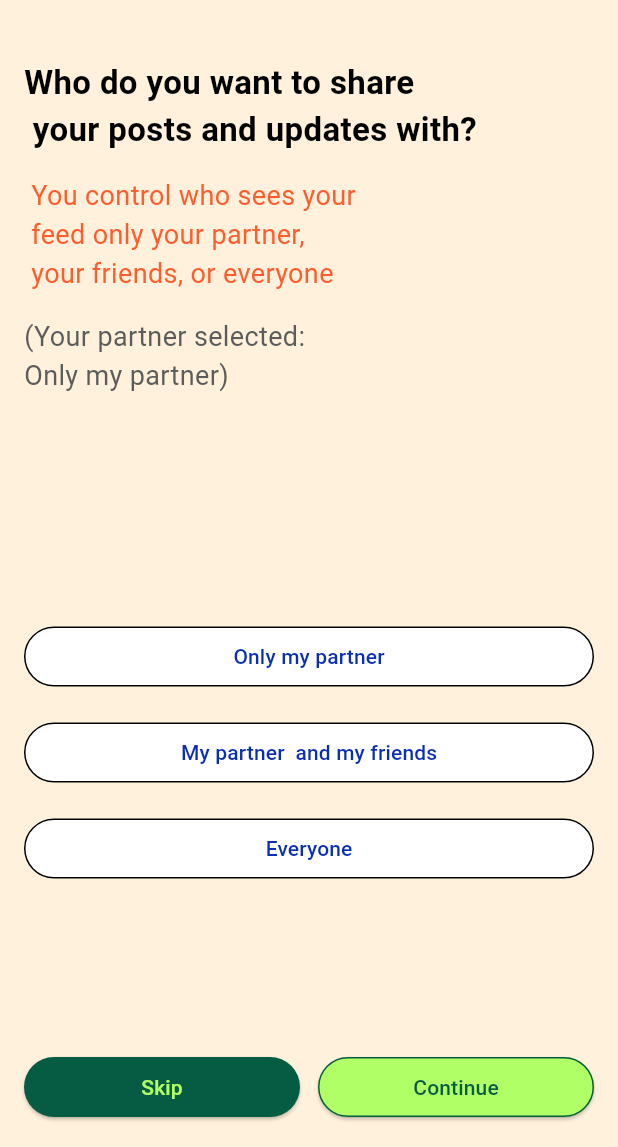
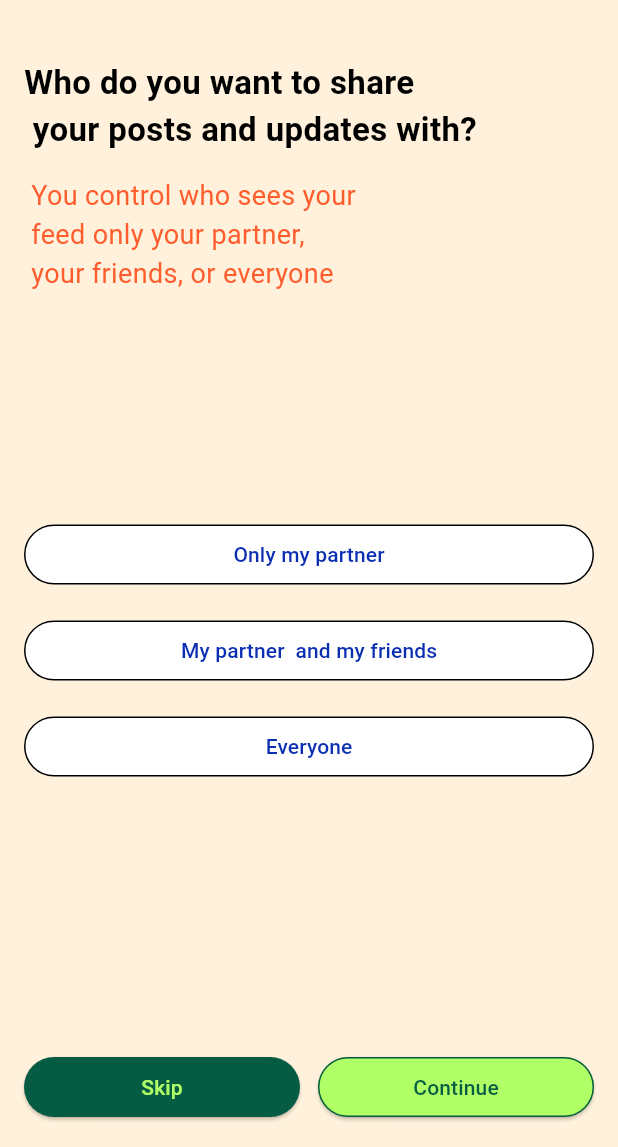
Before and after one commit to dipti12-tech/BrownieApp, a Flutter app: the OnBoardingThird screen opened directly with empty values, on a phone screen of 412 x 824 dp, the part 89-1236 px from its top. Run offline on Flutter 3.47's test engine with Material 3 defaults, Android fonts, the phone set to English and light mode, and no system bars; our stand-ins replace fluttertoast, google_fonts, shared_preferences; accounts and stored records are empty; network calls fail.

Commit message:
1.Back button working now. 2.Email id enter exists autofill email.

```diff
--- a/lib/viewmodels/LoginUserExistsViewModel.dart
+++ b/lib/viewmodels/LoginUserExistsViewModel.dart
@@ -28,7 +28,7 @@ class LoginUserExistsViewModel extends ChangeNotifier {
       }else{
         Navigator.push(
           context,
-          MaterialPageRoute(builder: (context) => LoginScreen()),
+          MaterialPageRoute(builder: (context) => LoginScreen(source: email)),
         );
       }
     } catch (e) {
--- a/lib/views/AccountCreation.dart
+++ b/lib/views/AccountCreation.dart
@@ -6,7 +6,6 @@ import 'package:browniepoints/widgets/CustomDropdownField.dart';
 import 'package:browniepoints/widgets/CustomLabel.dart';
 import 'package:browniepoints/widgets/CustomNumberInputField.dart';
 import 'package:flutter/material.dart';
-import 'package:fluttertoast/fluttertoast.dart';
 import '../models/Partner.dart';
 import '../utils/GeneratePasswdmd5.dart';
 import '../utils/SharedPrefs.dart';
@@ -112,7 +111,9 @@ class _AccountCreationState extends State<AccountCreation> {
                     width: 35,
                     height: 35,
                   ),
-                  onPressed: () {},
+                  onPressed: () {
+                   Navigator.pop(context);
+                  },
                 ),
                 Row(
                   crossAxisAlignment: CrossAxisAlignment.start,
--- a/lib/views/LoginScreenNew.dart
+++ b/lib/views/LoginScreenNew.dart
@@ -1,4 +1,3 @@
-import 'dart:math';
 import 'package:browniepoints/utils/appstring.dart';
 import 'package:browniepoints/utils/colors.dart';
 import 'package:browniepoints/viewmodels/InviteViewModel.dart';
--- a/lib/views/OnBoardingFour.dart
+++ b/lib/views/OnBoardingFour.dart
@@ -46,7 +46,9 @@ class _OnBoardingFourState extends State<OnBoardingFour> {
                       width: 35,
                       height: 35,
                     ),
-                    onPressed: () {},
+                    onPressed: () {
+                      Navigator.pop(context);
+                    },
                   ),
 
                   Expanded(
--- a/lib/views/OnBoardingSecond.dart
+++ b/lib/views/OnBoardingSecond.dart
@@ -46,7 +46,10 @@ class _OnBoardingSecondState extends State<OnBoardingSecond> {
                       width: 35,
                       height: 35,
                     ),
-                    onPressed: () {},
+                    onPressed: () {
+                      Navigator.pop(context);
+
+                    },
                   ),
 
                   Expanded(
--- a/lib/views/OnBoardingStart.dart
+++ b/lib/views/OnBoardingStart.dart
@@ -44,7 +44,9 @@ class OnBoardingStart extends  StatefulWidget{
                           width: 35,
                           height: 35,
                         ),
-                        onPressed: () {},
+                        onPressed: () {
+                          Navigator.pop(context);
+                        },
                       ),
 
                     Expanded(
--- a/lib/views/OnBoardingThird.dart
+++ b/lib/views/OnBoardingThird.dart
@@ -48,7 +48,9 @@ class _OnBoardingThirdState extends State<OnBoardingThird> {
                       width: 35,
                       height: 35,
                     ),
-                    onPressed: () {},
+                    onPressed: () {
+                      Navigator.pop(context);
+                    },
                   ),
 
                   Expanded(
@@ -116,15 +118,24 @@ class _OnBoardingThirdState extends State<OnBoardingThird> {
                 ),
               ),
 
-              const SizedBox(height: 16),
-              Text(
-                AppStrings.questionstep6,
-                style: GoogleFonts.roboto(
-                  fontSize: 18,
-                  color: AppColors.emailaddress,
+              const SizedBox(height: 40),
+              Visibility(
+                visible: widget.source == 'invite',
+                child: Column(
+                  crossAxisAlignment: CrossAxisAlignment.start,
+                  children: [
+                    Text(
+                      AppStrings.questionstep6,
+                      style: GoogleFonts.roboto(
+                        fontSize: 18,
+                        color: AppColors.emailaddress,
+                      ),
+                    ),
+                  ],
                 ),
               ),
-              const SizedBox(height: 150),
+              const SizedBox(height: 110),
+
 
               CustomButtonQuestionaries(
                 text: AppStrings.ansonlymypartner,
@@ -185,9 +196,7 @@ class _OnBoardingThirdState extends State<OnBoardingThird> {
                       onPressed: () async {
                         saveSelectedAnswer();
                         if(widget.source=='invite'){
-
                           print("dONT SHOW INVITE SCREEN");
-
                           final signUpRequest =  await SharedPrefs().getSignUpRequest();
                           if (signUpRequest != null) {
                             print("SignUp Request Data:\n${signUpRequest.toJson()}");
--- a/lib/views/Splashscreen.dart
+++ b/lib/views/Splashscreen.dart
@@ -3,7 +3,6 @@ import 'dart:async';
 import 'package:browniepoints/utils/appstring.dart';
 import 'package:browniepoints/utils/colors.dart';
 import 'package:flutter/material.dart';
-
 import 'package:google_fonts/google_fonts.dart';
 
 class Splashscreen extends StatefulWidget {
```
Also changed, not shown: lib/views/LoginScreen.dart (+8 -6 lines), 1 other file.
